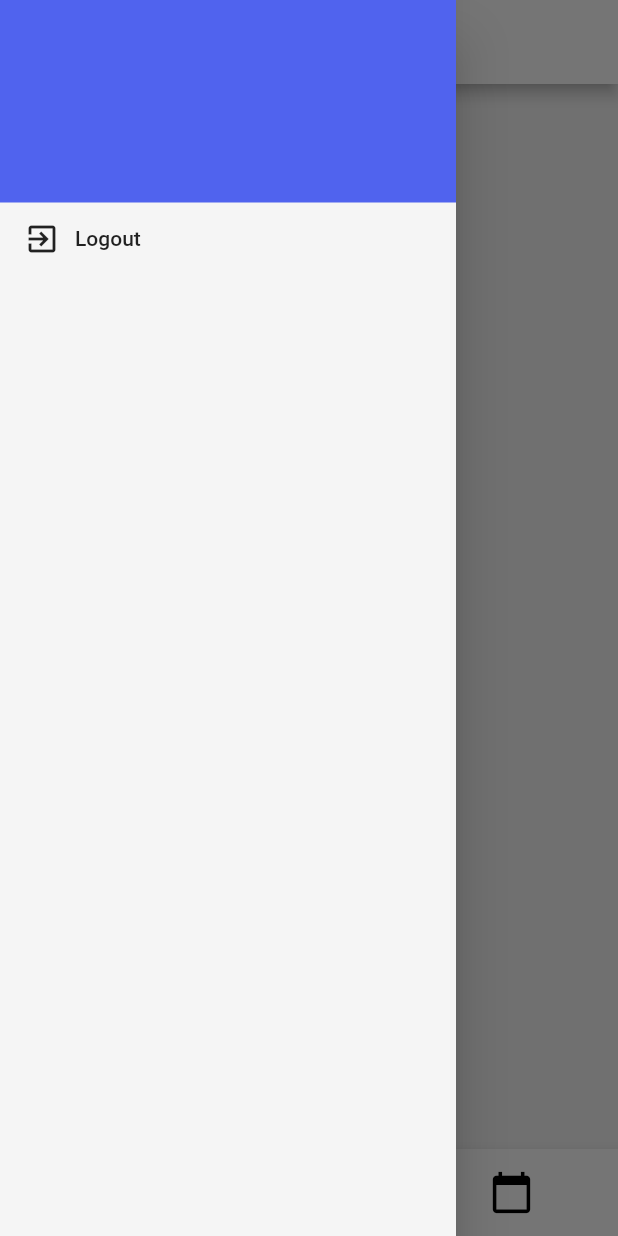
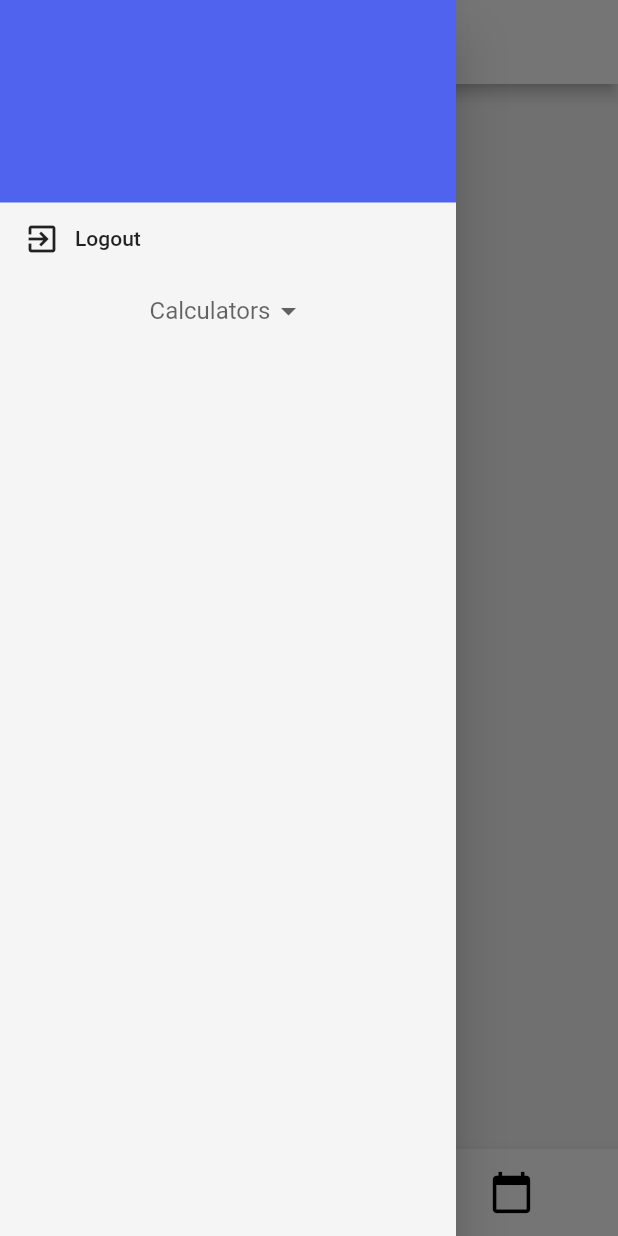
Before and after one commit to brixBoi/data_driven_fitness_app, a Flutter app: the DashboardScreen screen opened by its route, with the side drawer open, on a phone screen of 412 x 824 dp. Run offline on Flutter 3.47's test engine with Material 2 defaults, Android fonts, the phone set to English and light mode, and no system bars; our stand-ins replace font_awesome_flutter; missing offline and left inert: flutter_auth_buttons; accounts and stored records are empty.

Commit message:
+created dropdown of calculators in dashboard sidebar +added navigation to calculators

```diff
--- a/lib/main.dart
+++ b/lib/main.dart
@@ -1,6 +1,8 @@
 import 'package:data_driven_fitness_app/constants.dart';
 import 'package:data_driven_fitness_app/logic/model/application_variables/ApplicationManager.dart';
 import 'package:data_driven_fitness_app/logic/model/application_variables/user_data.dart';
+import 'package:data_driven_fitness_app/screens/calculator_screens/bmi_input_screen.dart';
+import 'package:data_driven_fitness_app/screens/calculator_screens/tdee_input_screen.dart';
 import 'package:data_driven_fitness_app/screens/dashboard/dashboard_screen.dart';
 import 'package:data_driven_fitness_app/screens/first_time_user_screen.dart';
 import 'package:data_driven_fitness_app/screens/login_or_signup_selection_screen.dart';
@@ -36,6 +38,9 @@ class _MyAppState extends State<MyApp> {
           SignupScreen.routeName: (context) => SignupScreen(),
           FirstTimeUserScreen.routeName: (context) => FirstTimeUserScreen(),
           SignInScreen.routeName: (context) => SignInScreen(),
+          InputPage.routeName: (context) => InputPage(),
+          BMIInputScreen.routeName: (context) => BMIInputScreen(),
+
         },
         initialRoute: appManager.getInitialRoute(),
         theme: Constants.kappLightTheme,
--- a/lib/screens/dashboard/dashboard_screen.dart
+++ b/lib/screens/dashboard/dashboard_screen.dart
@@ -6,6 +6,8 @@ import 'package:data_driven_fitness_app/screens/dashboard/stats_tab.dart';
 import 'package:data_driven_fitness_app/screens/dashboard/workout_tab.dart';
 import 'package:flutter/material.dart';
 import 'package:provider/provider.dart';
+import 'package:data_driven_fitness_app/screens/calculator_screens/tdee_input_screen.dart';
+import 'package:data_driven_fitness_app/screens/calculator_screens/bmi_input_screen.dart';
 
 /// Enum for each tab displayed in DashboardScreen
 enum DashboardTabItem { HOME, STATS, WORKOUT, HISTORY }
@@ -41,6 +43,9 @@ class _DashboardScreenState extends State<DashboardScreen> {
 
   @override
   Widget build(BuildContext context) {
+
+    //ensures the calculator dropdown is null when screen is built
+    String _selectedCalculator;
     // Prevents returning to previous screen
     return WillPopScope(
       onWillPop: () async => false,
@@ -83,6 +88,28 @@ class _DashboardScreenState extends State<DashboardScreen> {
                   Provider.of<ApplicationManager>(context).logout(context);
                 },
               ),
+              DropdownButtonHideUnderline(
+                child: DropdownButton(
+                  value: _selectedCalculator,
+                  items: _dropDownItem(),
+                  onChanged: (value){
+                    _selectedCalculator = value;
+                    switch (value){
+                      case "TDEE":
+                        Navigator.of(context).pop();
+                        Navigator.of(context)
+                            .pushNamed(InputPage.routeName);
+                        break;
+                      case "BMI":
+                        Navigator.of(context).pop();
+                        Navigator.of(context)
+                            .pushNamed(BMIInputScreen.routeName);
+                        break;
+                    }
+                  },
+                  hint: Text('Calculators'),
+                ),
+              ),
             ],
           ),
         ),
@@ -104,3 +131,20 @@ class _DashboardScreenState extends State<DashboardScreen> {
     }
   }
 }
+
+List<DropdownMenuItem<String>> _dropDownItem() {
+  List<String> calculatorList = [
+    "TDEE",
+    "BMI",
+    // "One-Rep Max",
+    // "Ideal Bodyweight"
+  ];
+  return calculatorList
+      .map(
+        (value) => DropdownMenuItem(
+          value: value,
+          child: Text(value),
+        ),
+      )
+      .toList();
+}
```
